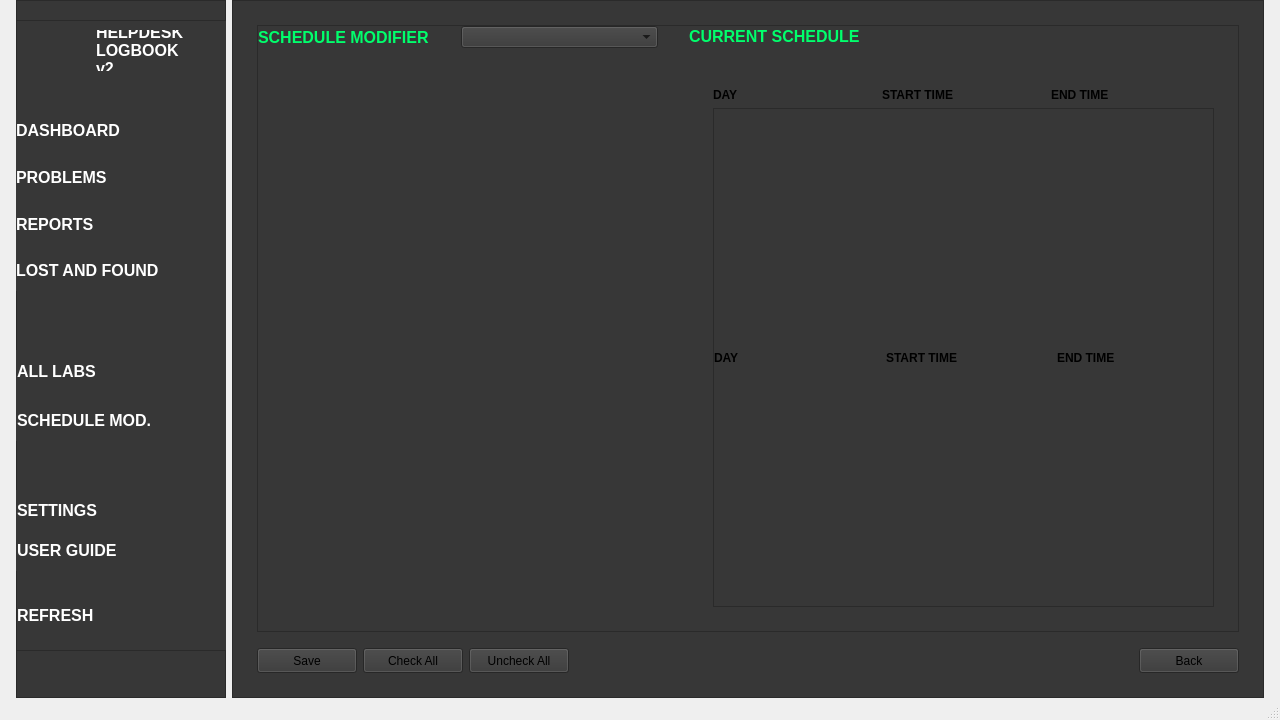
Before: the Qt Designer form logbook_design.ui in Razei/Logbook_v2, drawn with Qt 5.
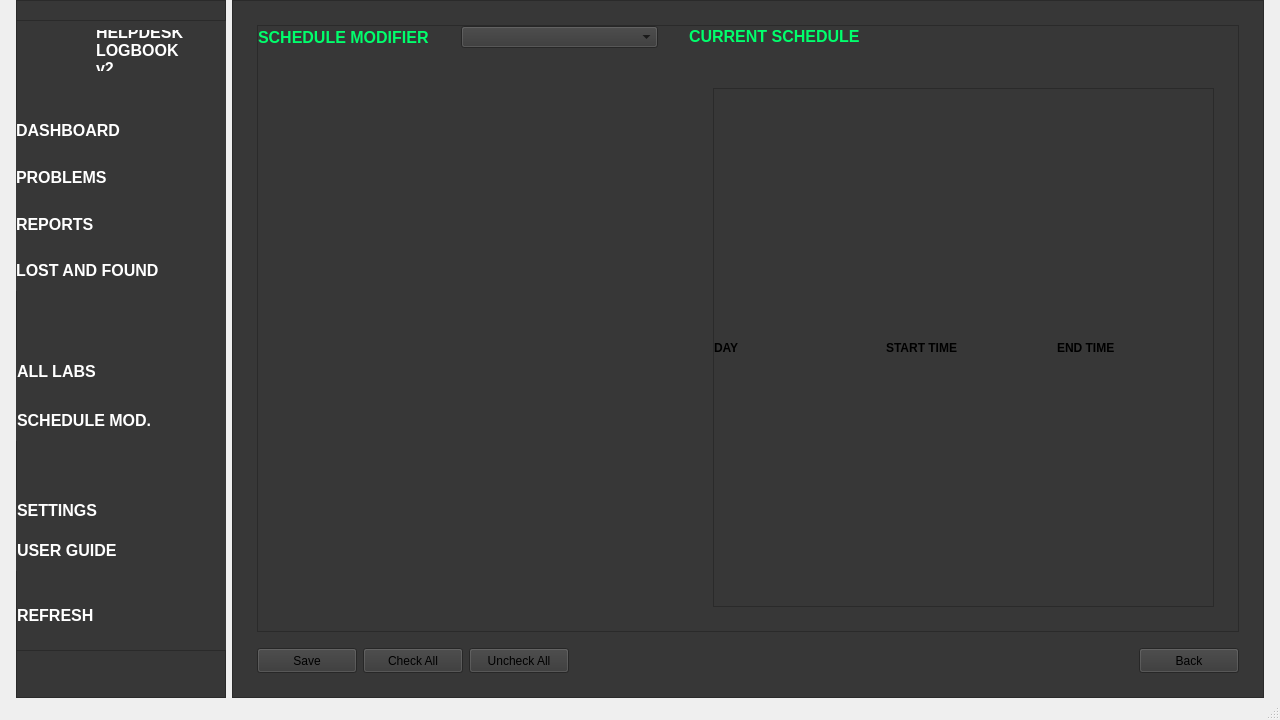
After: the same form once the commit is applied. Icons and pictures are not drawn.

Commit message: Modified QLabel formatting

What changed in the file:
```diff
--- a/logbook_design.ui
+++ b/logbook_design.ui
@@ -3183,41 +3183,7 @@
                      <property name="bottomMargin">
                       <number>24</number>
                      </property>
-                     <item row="2" column="0">
-                      <widget class="QLabel" name="label_8">
-                       <property name="font">
-                        <font>
-                         <family>Segoe UI</family>
-                         <weight>75</weight>
-                         <bold>true</bold>
-                        </font>
-                       </property>
-                       <property name="accessibleDescription">
-                        <string>titleLabel</string>
-                       </property>
-                       <property name="text">
-                        <string>DAY</string>
-                       </property>
-                      </widget>
-                     </item>
-                     <item row="2" column="1">
-                      <widget class="QLabel" name="label_9">
-                       <property name="font">
-                        <font>
-                         <family>Segoe UI</family>
-                         <weight>75</weight>
-                         <bold>true</bold>
-                        </font>
-                       </property>
-                       <property name="accessibleDescription">
-                        <string>titleLabel</string>
-                       </property>
-                       <property name="text">
-                        <string>START TIME</string>
-                       </property>
-                      </widget>
-                     </item>
-                     <item row="4" column="0" colspan="3">
+                     <item row="3" column="0" colspan="2">
                       <widget class="QScrollArea" name="scrollArea">
                        <property name="styleSheet">
                         <string notr="true">scrollBar</string>
@@ -3231,7 +3197,7 @@
                           <x>0</x>
                           <y>0</y>
                           <width>493</width>
-                          <height>496</height>
+                          <height>517</height>
                          </rect>
                         </property>
                         <layout class="QGridLayout" name="gridLayout_38">
@@ -3265,6 +3231,9 @@
                            <property name="text">
                             <string>DAY</string>
                            </property>
+                           <property name="alignment">
+                            <set>Qt::AlignLeading|Qt::AlignLeft|Qt::AlignVCenter</set>
+                           </property>
                           </widget>
                          </item>
                          <item row="0" column="1">
@@ -3305,23 +3274,6 @@
                        </widget>
                       </widget>
                      </item>
-                     <item row="2" column="2">
-                      <widget class="QLabel" name="label_7">
-                       <property name="font">
-                        <font>
-                         <family>Segoe UI</family>
-                         <weight>75</weight>
-                         <bold>true</bold>
-                        </font>
-                       </property>
-                       <property name="accessibleDescription">
-                        <string>titleLabel</string>
-                       </property>
-                       <property name="text">
-                        <string>END TIME</string>
-                       </property>
-                      </widget>
-                     </item>
                     </layout>
                    </widget>
                   </item>
```
